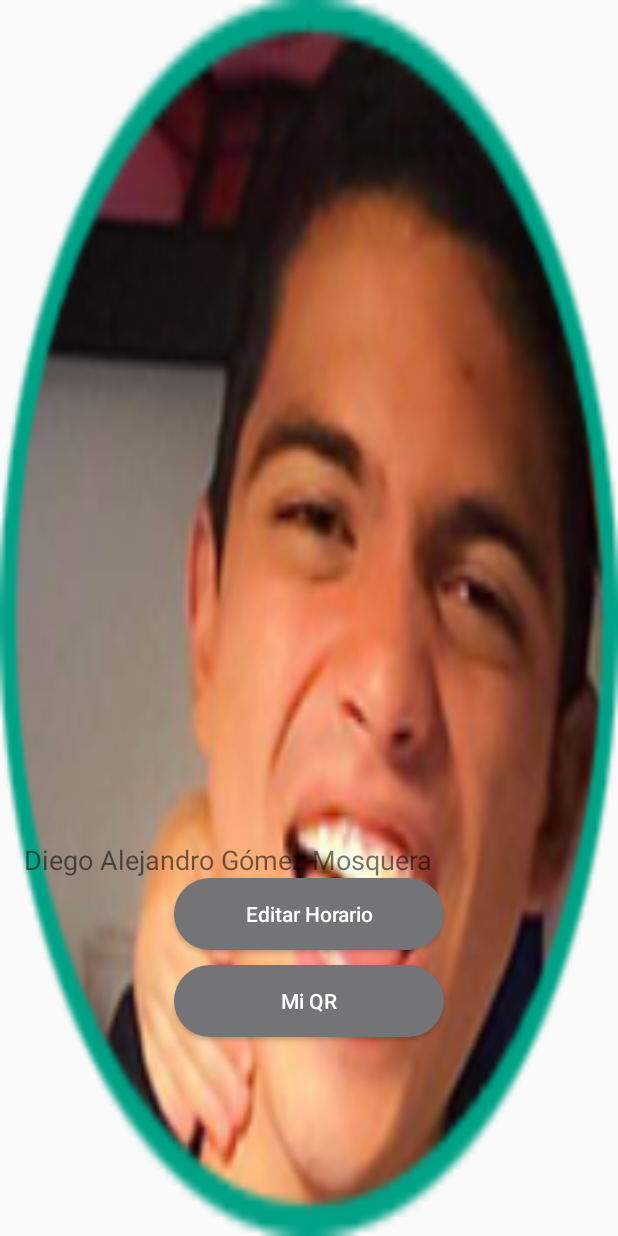
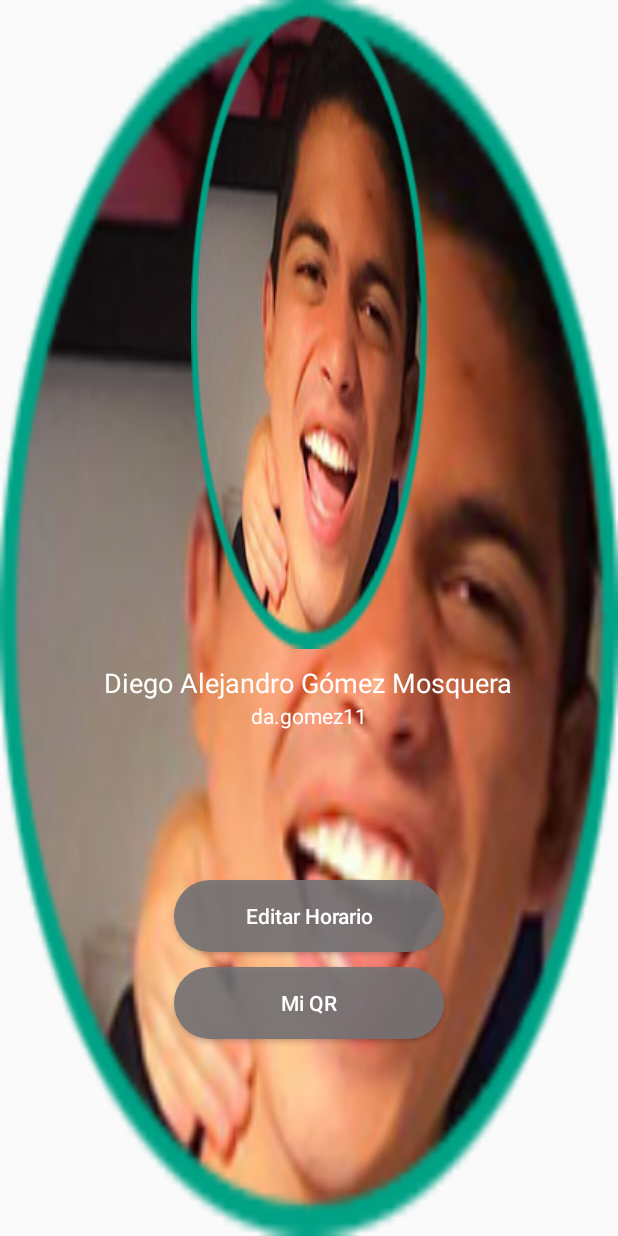
Before and after one commit to EnHueco/AndroidEnHueco, an Android app: the layout fragment_my_profile.xml on its own in the app's theme, with its tools: preview values and no code run, on a phone screen of 412 x 824 dp. Run offline under Robolectric (Android 15) with nearby library versions, the phone set to English and light mode, and no system bars; network calls fail.

Commit message:
branch creation

```diff
--- a/app/src/main/res/drawable/rounded_button.xml
+++ b/app/src/main/res/drawable/rounded_button.xml
@@ -1,8 +1,10 @@
 <shape xmlns:android="http://schemas.android.com/apk/res/android"
        android:shape="rectangle">
-    <solid android:color="#747375" />
+    <solid android:color="#e6747375" />
     <corners android:bottomRightRadius="25dp"
              android:bottomLeftRadius="25dp"
              android:topRightRadius="25dp"
              android:topLeftRadius="25dp"/>
+    <item android:state_enabled="true" android:color="#747375" />
+    <item android:color="#000"/>
 </shape>
--- a/app/src/main/res/layout/fragment_my_profile.xml
+++ b/app/src/main/res/layout/fragment_my_profile.xml
@@ -9,14 +9,16 @@
 		>
 
 	<ImageView
-			android:layout_width="fill_parent"
-			android:layout_height="wrap_content"
+			android:background="@drawable/esteban"
+			android:layout_gravity="center_horizontal"
+			android:maxWidth="157px"
+			android:maxHeight="157px"
 			android:id="@+id/profileImageImageView"
 			android:scaleType="centerCrop"
 			android:layout_margin="0dp"
 	        android:layout_weight="1"
-
-			/>
+		android:layout_width="wrap_content"
+		android:layout_height="wrap_content" />
 
 	<LinearLayout
 			android:layout_width="fill_parent"
@@ -34,8 +36,20 @@
 				android:layout_height="wrap_content"
 				android:textSize="18sp"
 				android:text="Diego Alejandro Gómez Mosquera"
+				android:textColor="#ffffff"
 				android:maxLines="2"
-				android:id="@+id/fullNameTextView"/>
+				android:id="@+id/fullNameTextView"
+				android:layout_gravity="center_horizontal"/>
+
+		<TextView
+			android:layout_width="wrap_content"
+			android:layout_height="wrap_content"
+			android:textSize="14sp"
+			android:text="da.gomez11"
+			android:textColor="#ffffff"
+			android:id="@+id/usernameTextView"
+			android:layout_marginBottom="100dp"
+			android:layout_gravity="center_horizontal"/>
 
 		<Button
 			android:layout_width="270px"
@@ -59,7 +73,7 @@
 			android:background="@drawable/rounded_button"
 			android:textColor="#ffffff"
 			android:textAllCaps="false"
-			android:layout_marginBottom="30dp" />
+			android:layout_marginBottom="70dp" />
 	</LinearLayout>
 
 </LinearLayout>
--- a/app/src/main/res/values/colors.xml
+++ b/app/src/main/res/values/colors.xml
@@ -1,10 +1,10 @@
 <?xml version="1.0" encoding="utf-8"?>
 <resources>
-    <color name="colorPrimary">#3F51B5</color>
-    <color name="colorPrimaryDark">#303F9F</color>
-    <color name="colorAccent">#FF4081</color>
+    <color name="colorPrimary">#00A286</color>
+    <color name="colorPrimaryDark">#00A286</color>
+    <color name="colorAccent">#28645A</color>
 
-    <color name="mainInterfaceColor">#FF4081</color>
-    <color name="mainComplementaryInterfaceColor">#FF4081</color>
+    <color name="mainInterfaceColor">#28645A</color>
+    <color name="mainComplementaryInterfaceColor">#00A286</color>
 
 </resources>
```
